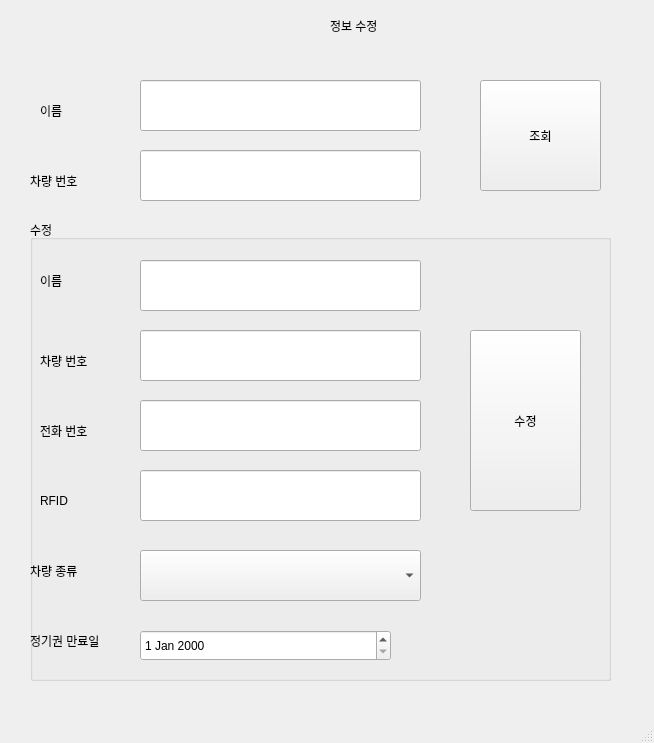
Above: client/main/updateUserInfo.ui from addinedu-ros-8th/iot-repo-2 before the change. Below: the same form after it.
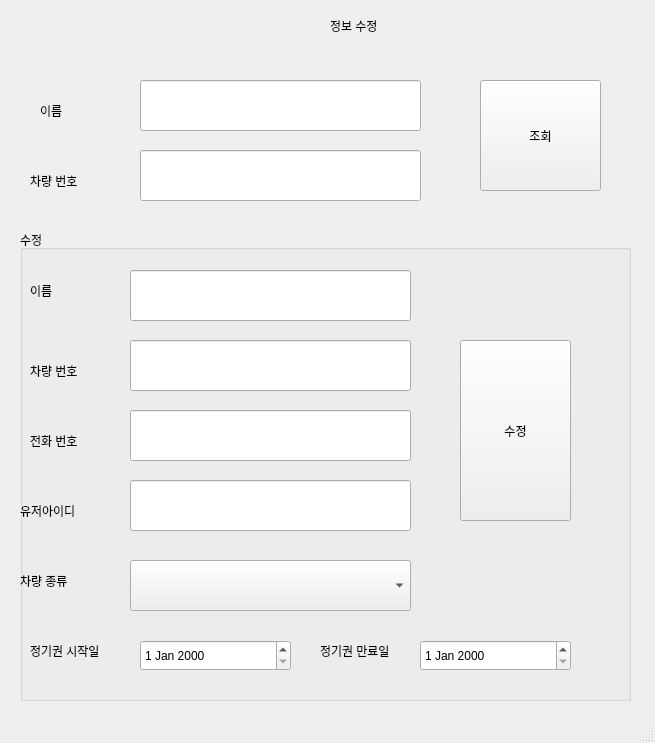
That is the form after the change.

What changed in the file:
```diff
--- a/client/main/updateUserInfo.ui
+++ b/client/main/updateUserInfo.ui
@@ -6,7 +6,7 @@
    <rect>
     <x>0</x>
     <y>0</y>
-    <width>654</width>
+    <width>655</width>
     <height>743</height>
    </rect>
   </property>
@@ -89,10 +89,10 @@
    <widget class="QGroupBox" name="groupBox">
     <property name="geometry">
      <rect>
-      <x>30</x>
-      <y>220</y>
-      <width>581</width>
-      <height>461</height>
+      <x>20</x>
+      <y>230</y>
+      <width>611</width>
+      <height>471</height>
      </rect>
     </property>
     <property name="title">
@@ -121,7 +121,7 @@
     <widget class="QLabel" name="label_8">
      <property name="geometry">
       <rect>
-       <x>0</x>
+       <x>300</x>
        <y>400</y>
        <width>101</width>
        <height>41</height>
@@ -196,14 +196,14 @@
     <widget class="QLabel" name="label_7">
      <property name="geometry">
       <rect>
-       <x>10</x>
+       <x>0</x>
        <y>260</y>
        <width>101</width>
        <height>41</height>
       </rect>
      </property>
      <property name="text">
-      <string>RFID</string>
+      <string>유저아이디</string>
      </property>
     </widget>
     <widget class="QLineEdit" name="EditMname">
@@ -242,13 +242,36 @@
     <widget class="QDateEdit" name="EditEnd">
      <property name="geometry">
       <rect>
-       <x>110</x>
+       <x>400</x>
        <y>410</y>
-       <width>251</width>
+       <width>151</width>
        <height>31</height>
       </rect>
      </property>
     </widget>
+    <widget class="QDateEdit" name="EditStart">
+     <property name="geometry">
+      <rect>
+       <x>120</x>
+       <y>410</y>
+       <width>151</width>
+       <height>31</height>
+      </rect>
+     </property>
+    </widget>
+    <widget class="QLabel" name="label_12">
+     <property name="geometry">
+      <rect>
+       <x>10</x>
+       <y>400</y>
+       <width>101</width>
+       <height>41</height>
+      </rect>
+     </property>
+     <property name="text">
+      <string>정기권 시작일</string>
+     </property>
+    </widget>
    </widget>
   </widget>
   <widget class="QStatusBar" name="statusbar"/>
```
Left out of the diff: 12 changed lines with no effect on the pictures.
